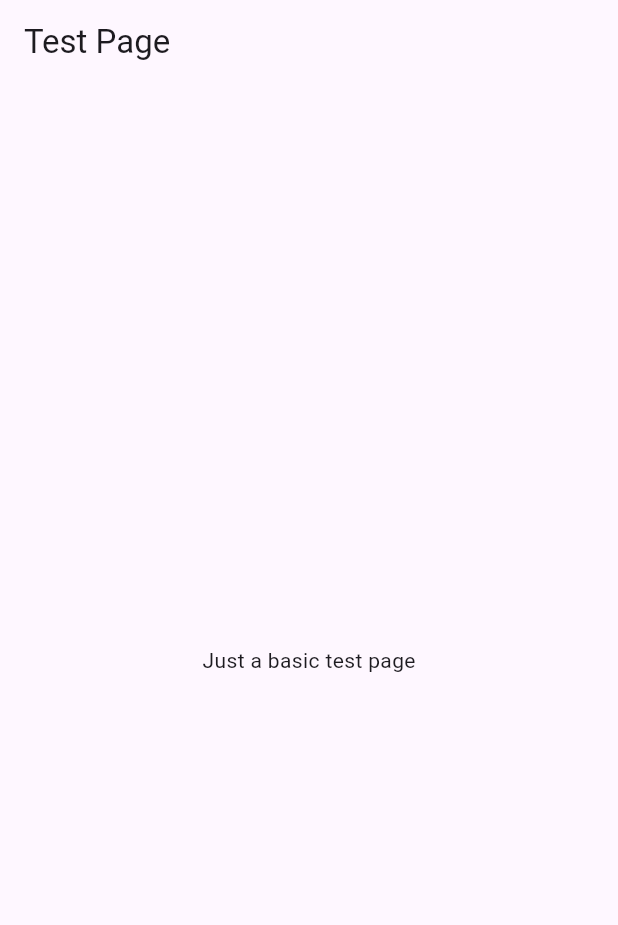
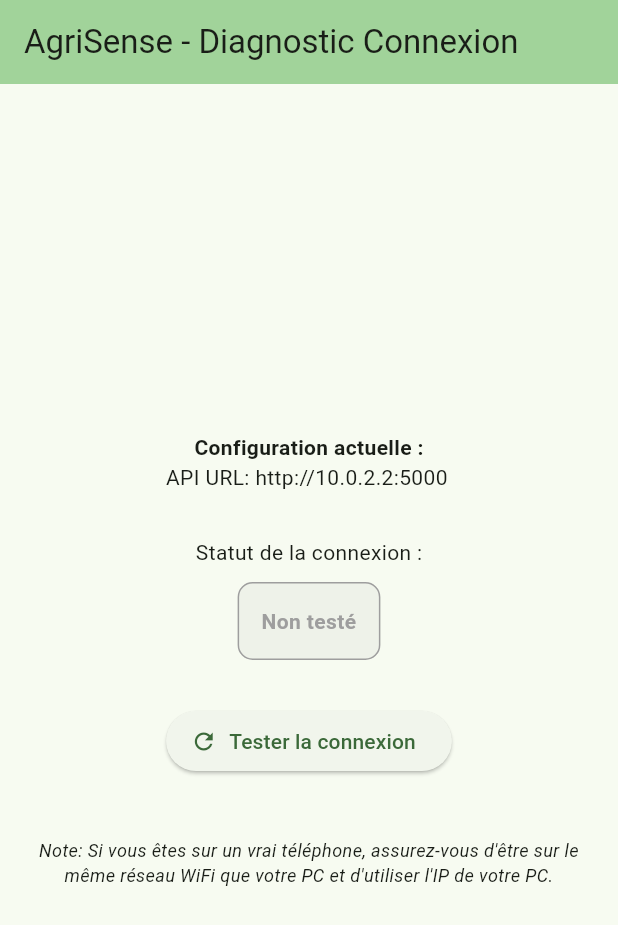
Before and after one commit to MathisBruel/Projet-d-tude2026, a Flutter app: the screen it shows after launch, on a phone screen of 412 x 824 dp. Shown: the top 925 px of the screen. Run offline on Flutter 3.47's test engine with Material 3 defaults, Android fonts, the phone set to English and light mode, and no system bars.

Commit message:
Base du projet : Connectivité front/back health

```diff
--- /dev/null
+++ b/frontend/lib/core/config/app_config.dart
@@ -0,0 +1,12 @@
+import 'package:flutter/foundation.dart';
+
+class AppConfig {
+  /// URL de base de l'API.
+  /// Peut être surchargée à la compilation avec --dart-define=API_URL=...
+  static const String apiUrl = String.fromEnvironment(
+    'API_URL',
+    defaultValue: 'http://10.0.2.2:5000', // IP par défaut pour l'émulateur Android vers le localhost PC
+  );
+
+  static bool get isDebug => kDebugMode;
+}
--- /dev/null
+++ b/frontend/lib/core/services/api_service.dart
@@ -0,0 +1,28 @@
+import 'dart:convert';
+import 'package:http/http.dart' as http;
+import '../config/app_config.dart';
+
+class ApiService {
+  /// Teste la connexion avec le backend
+  static Future<Map<String, dynamic>> checkHealth() async {
+    try {
+      final response = await http.get(
+        Uri.parse('${AppConfig.apiUrl}/health'),
+      ).timeout(const Duration(seconds: 5));
+
+      if (response.statusCode == 200) {
+        return jsonDecode(response.body);
+      } else {
+        return {
+          'status': 'error',
+          'message': 'Erreur HTTP ${response.statusCode}'
+        };
+      }
+    } catch (e) {
+      return {
+        'status': 'error',
+        'message': 'Impossible de joindre l\'API (${AppConfig.apiUrl}). Vérifiez que le serveur tourne et que l\'IP est correcte. Détail: $e'
+      };
+    }
+  }
+}
--- a/frontend/lib/main.dart
+++ b/frontend/lib/main.dart
@@ -1,4 +1,6 @@
 import 'package:flutter/material.dart';
+import 'core/config/app_config.dart';
+import 'core/services/api_service.dart';
 
 void main() {
   runApp(const MyApp());
@@ -10,13 +12,99 @@ class MyApp extends StatelessWidget {
   @override
   Widget build(BuildContext context) {
     return MaterialApp(
-      title: 'AgriSense Test',
-      home: Scaffold(
-        appBar: AppBar(
-          title: const Text('Test Page'),
-        ),
-        body: const Center(
-          child: Text('Just a basic test page'),
+      title: 'AgriSense Debug',
+      theme: ThemeData(
+        colorScheme: ColorScheme.fromSeed(seedColor: Colors.green),
+        useMaterial3: true,
+      ),
+      home: const HealthCheckPage(),
+    );
+  }
+}
+
+class HealthCheckPage extends StatefulWidget {
+  const HealthCheckPage({super.key});
+
+  @override
+  State<HealthCheckPage> createState() => _HealthCheckPageState();
+}
+
+class _HealthCheckPageState extends State<HealthCheckPage> {
+  String _status = 'Non testé';
+  Color _statusColor = Colors.grey;
+  bool _isLoading = false;
+
+  Future<void> _checkApi() async {
+    setState(() {
+      _isLoading = true;
+      _status = 'Vérification en cours...';
+    });
+
+    final result = await ApiService.checkHealth();
+
+    setState(() {
+      _isLoading = false;
+      if (result['status'] == 'healthy' || result['status'] == 'ok') {
+        _status = 'Connecté ! (Backend: ${result['service'] ?? 'OK'})';
+        _statusColor = Colors.green;
+      } else {
+        _status = 'Erreur : ${result['message']}';
+        _statusColor = Colors.red;
+      }
+    });
+  }
+
+  @override
+  Widget build(BuildContext context) {
+    return Scaffold(
+      appBar: AppBar(
+        title: const Text('AgriSense - Diagnostic Connexion'),
+        backgroundColor: Theme.of(context).colorScheme.inversePrimary,
+      ),
+      body: Center(
+        child: Padding(
+          padding: const EdgeInsets.all(20.0),
+          child: Column(
+            mainAxisAlignment: MainAxisAlignment.center,
+            children: <Widget>[
+              const Text(
+                'Configuration actuelle :',
+                style: TextStyle(fontWeight: FontWeight.bold),
+              ),
+              SelectableText('API URL: ${AppConfig.apiUrl}'),
+              const SizedBox(height: 30),
+              const Text('Statut de la connexion :'),
+              const SizedBox(height: 10),
+              Container(
+                padding: const EdgeInsets.all(15),
+                decoration: BoxDecoration(
+                  color: _statusColor.withOpacity(0.1),
+                  border: Border.all(color: _statusColor),
+                  borderRadius: BorderRadius.circular(10),
+                ),
+                child: Text(
+                  _status,
+                  textAlign: TextAlign.center,
+                  style: TextStyle(color: _statusColor, fontWeight: FontWeight.bold),
+                ),
+              ),
+              const SizedBox(height: 30),
+              if (_isLoading)
+                const CircularProgressIndicator()
+              else
+                ElevatedButton.icon(
+                  onPressed: _checkApi,
+                  icon: const Icon(Icons.refresh),
+                  label: const Text('Tester la connexion'),
+                ),
+              const SizedBox(height: 40),
+              const Text(
+                'Note: Si vous êtes sur un vrai téléphone, assurez-vous d\'être sur le même réseau WiFi que votre PC et d\'utiliser l\'IP de votre PC.',
+                style: TextStyle(fontSize: 12, fontStyle: FontStyle.italic),
+                textAlign: TextAlign.center,
+              ),
+            ],
+          ),
         ),
       ),
     );
```
Also changed, not shown: 7 other files.
